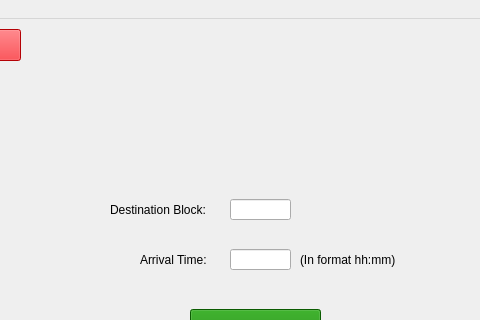
The window that src/UI/CTC/ctc_dispatch_train.ui (aet37/ECE1140-Project) describes before a commit, drawn with Qt 5; both pictures show x 140 to 620 and y 0 to 320 of the 800 by 600 pixel window.
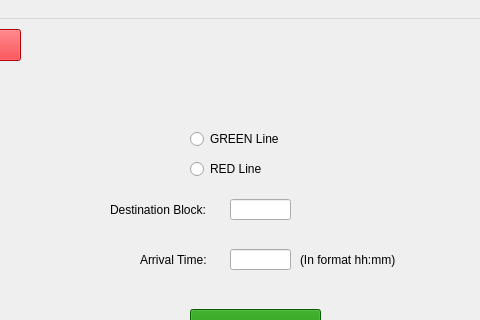
The same window after the commit.

The edit to the form file:
```diff
--- a/src/UI/CTC/ctc_dispatch_train.ui
+++ b/src/UI/CTC/ctc_dispatch_train.ui
@@ -165,6 +165,32 @@
      <string/>
     </property>
    </widget>
+   <widget class="QRadioButton" name="GreenRadio_2">
+    <property name="geometry">
+     <rect>
+      <x>330</x>
+      <y>140</y>
+      <width>100</width>
+      <height>20</height>
+     </rect>
+    </property>
+    <property name="text">
+     <string>RED Line</string>
+    </property>
+   </widget>
+   <widget class="QRadioButton" name="GreenRadio">
+    <property name="geometry">
+     <rect>
+      <x>330</x>
+      <y>110</y>
+      <width>100</width>
+      <height>20</height>
+     </rect>
+    </property>
+    <property name="text">
+     <string>GREEN Line</string>
+    </property>
+   </widget>
   </widget>
   <widget class="QMenuBar" name="menubar">
    <property name="geometry">
```
